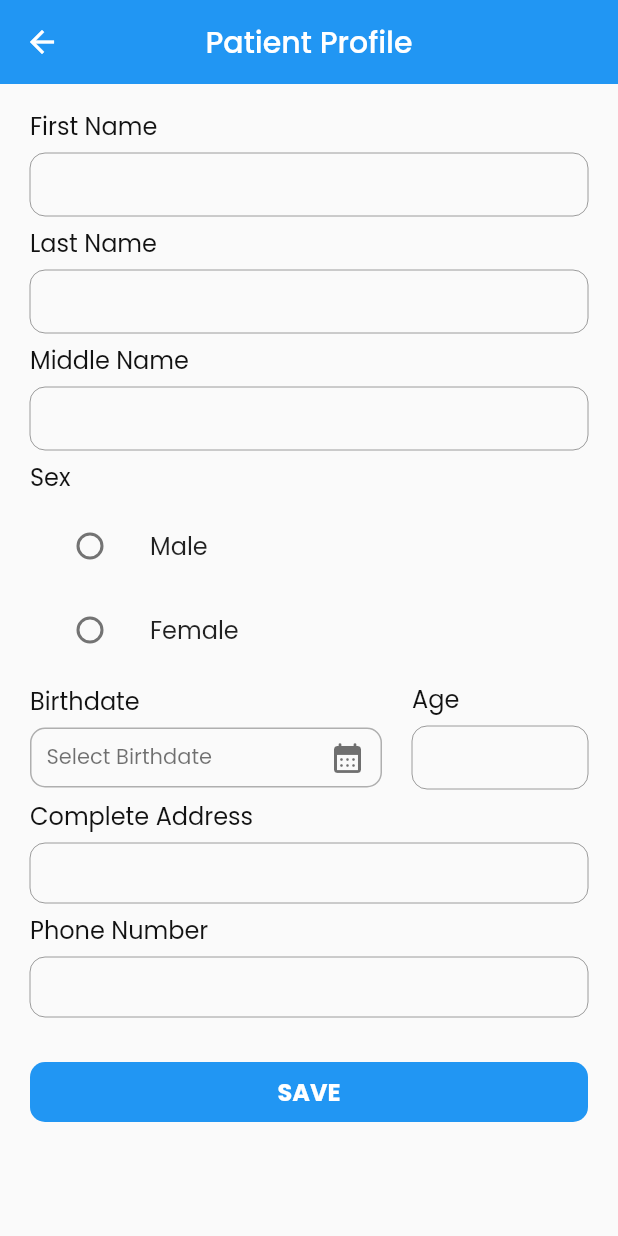
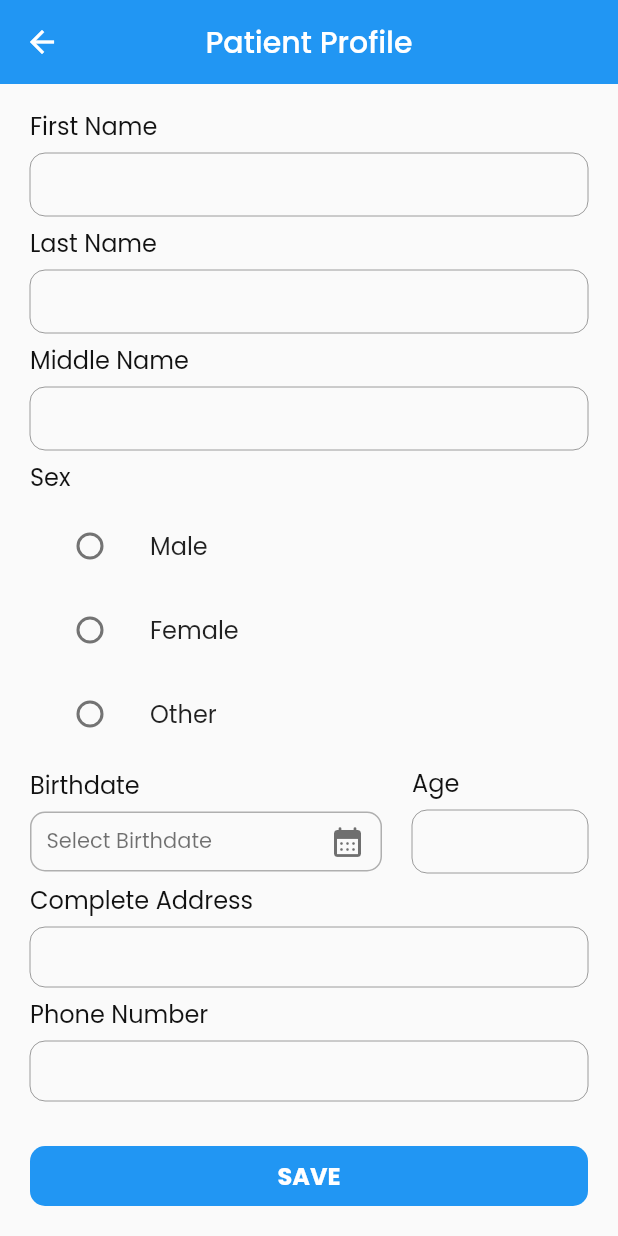
Before and after one commit to diffident016/online-clinic-appointment-apk, a Flutter app: the PatientProfile screen opened directly with empty values, on a phone screen of 412 x 824 dp. Run offline on Flutter 3.47's test engine with Material 2 defaults, Android fonts, the phone set to English and light mode, and no system bars; our stand-ins replace chat_bubbles, flutter_secure_storage, fluttertoast, image_picker, jwt_decoder, nanoid and 5 more; missing offline and left inert: age_calculator, qr_code_scanner; accounts and stored records are empty.

Commit message:
feat: added 'Other' sex

```diff
--- a/lib/screens/patient/patient_profile.dart
+++ b/lib/screens/patient/patient_profile.dart
@@ -193,6 +193,18 @@ class PatientProfileState extends State<PatientProfile> {
                     title: const Text('Female'),
                     leading: Radio(
                       value: "Female",
+                      groupValue: gender,
+                      onChanged: (value) {
+                        setState(() {
+                          gender = value as String?;
+                        });
+                      },
+                    ),
+                  ),
+                  ListTile(
+                    title: const Text('Other'),
+                    leading: Radio(
+                      value: "Other",
                       groupValue: gender,
                       onChanged: (value) {
                         setState(() {
```
